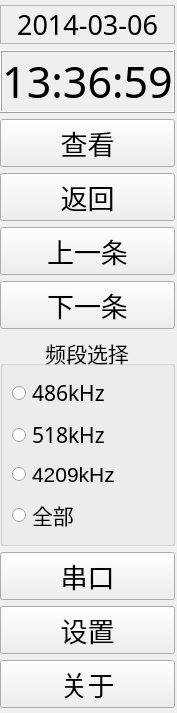
The window that control_panel.ui (GuoZhiyong/navtex_qt) describes before a commit, drawn with Qt 5.
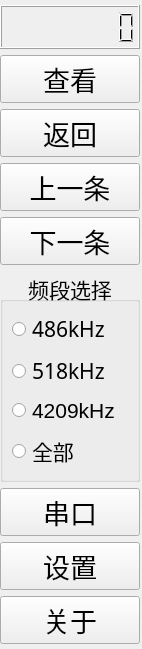
The same window after the commit.

What changed in the file:
```diff
--- a/control_panel.ui
+++ b/control_panel.ui
@@ -33,52 +33,39 @@
     <number>5</number>
    </property>
    <item>
-    <widget class="QLabel" name="lbl_datetime">
-     <property name="font">
-      <font>
-       <family>WenQuanYi Micro Hei Mono</family>
-       <pointsize>20</pointsize>
-      </font>
+    <widget class="QLCDNumber" name="lcd_time">
+     <property name="sizePolicy">
+      <sizepolicy hsizetype="Preferred" vsizetype="Preferred">
+       <horstretch>0</horstretch>
+       <verstretch>0</verstretch>
+      </sizepolicy>
+     </property>
+     <property name="minimumSize">
+      <size>
+       <width>0</width>
+       <height>44</height>
+      </size>
+     </property>
+     <property name="baseSize">
+      <size>
+       <width>0</width>
+       <height>0</height>
+      </size>
      </property>
      <property name="frameShape">
-      <enum>QFrame::StyledPanel</enum>
-     </property>
-     <property name="frameShadow">
-      <enum>QFrame::Raised</enum>
+      <enum>QFrame::Box</enum>
      </property>
      <property name="lineWidth">
       <number>1</number>
      </property>
-     <property name="text">
-      <string>2014-03-06</string>
+     <property name="midLineWidth">
+      <number>0</number>
      </property>
-     <property name="textFormat">
-      <enum>Qt::PlainText</enum>
+     <property name="numDigits">
+      <number>8</number>
      </property>
-     <property name="alignment">
-      <set>Qt::AlignCenter</set>
-     </property>
-    </widget>
-   </item>
-   <item>
-    <widget class="QLabel" name="label">
-     <property name="font">
-      <font>
-       <family>WenQuanYi Micro Hei</family>
-       <pointsize>32</pointsize>
-      </font>
-     </property>
-     <property name="frameShape">
-      <enum>QFrame::Box</enum>
-     </property>
-     <property name="frameShadow">
-      <enum>QFrame::Raised</enum>
-     </property>
-     <property name="text">
-      <string>13:36:59</string>
-     </property>
-     <property name="alignment">
-      <set>Qt::AlignCenter</set>
+     <property name="segmentStyle">
+      <enum>QLCDNumber::Filled</enum>
      </property>
     </widget>
    </item>
```
Left out of the diff: 3 changed lines with no effect on the pictures.
